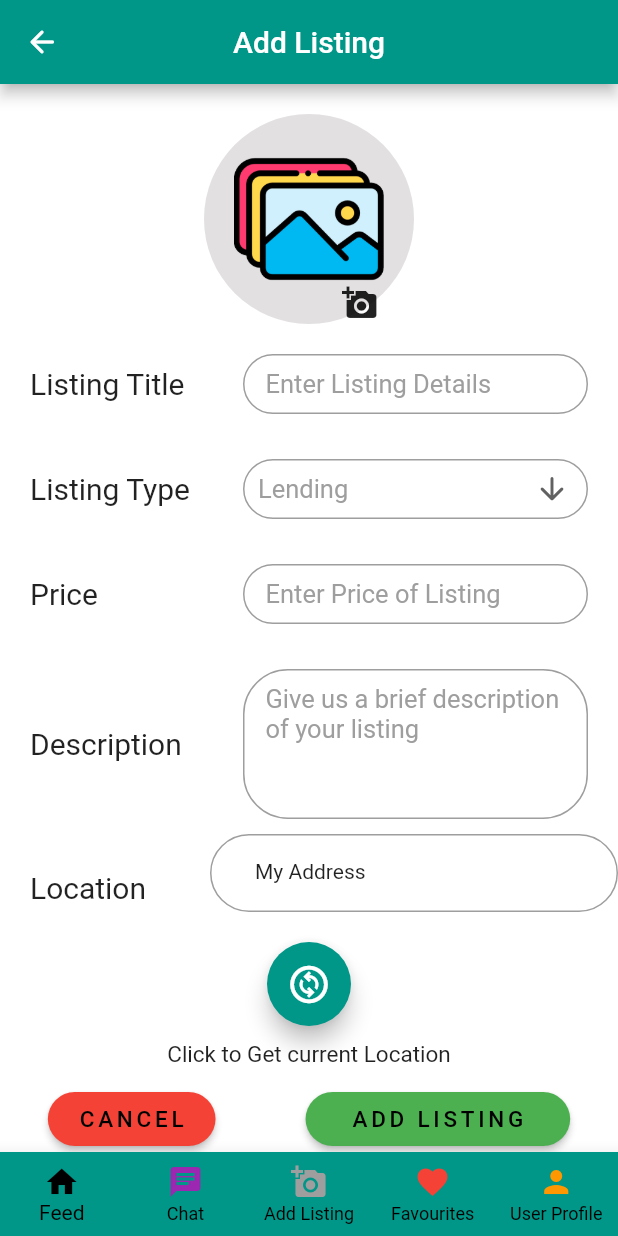
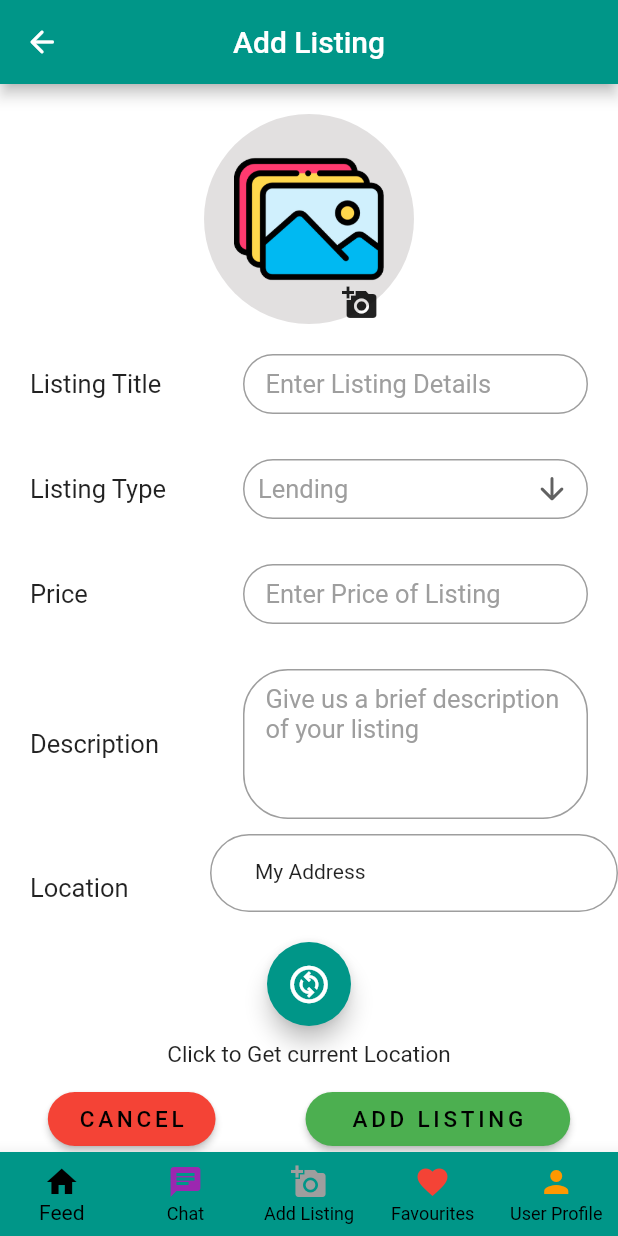
Before and after one commit to summerthia02/JustShareLah, a Flutter app: the AddListingPage screen opened by its route, on a phone screen of 412 x 824 dp. Run offline on Flutter 3.47's test engine with Material 2 defaults, Android fonts, the phone set to English and light mode, and no system bars; our stand-ins replace cloud_firestore, email_validator, faker, firebase_auth, firebase_core, firebase_storage and 14 more; missing offline and left inert: dart:ffi; accounts and stored records are empty; network calls fail.

Commit message:
addlistings pagefor ios

```diff
--- a/lib/pages/addListing.dart
+++ b/lib/pages/addListing.dart
@@ -411,7 +411,7 @@ class _AddListingPageState extends State<AddListingPage> {
       padding: EdgeInsets.only(left: 20, top: 20, right: 20),
       child: Text(
         text,
-        style: TextStyle(fontSize: 20),
+        style: TextStyle(fontSize: 17),
       ),
     );
   }
@@ -461,7 +461,10 @@ class _AddListingPageState extends State<AddListingPage> {
             ),
             Row(children: <Widget>[
               buildFormTitle("Listing Title"),
-              const Expanded(child: SizedBox()),
+              const Expanded(
+                  child: SizedBox(
+                width: 5,
+              )),
               buildFormField("Enter Listing Details", _titleController),
             ]),
             const SizedBox(height: 10.0),
@@ -469,20 +472,29 @@ class _AddListingPageState extends State<AddListingPage> {
               crossAxisAlignment: CrossAxisAlignment.center,
               children: <Widget>[
                 buildFormTitle("Listing Type"),
-                const Expanded(child: SizedBox()),
+                const Expanded(
+                    child: SizedBox(
+                  width: 5,
+                )),
                 buildRentOrBorrowDropdown(),
               ],
             ),
             const SizedBox(height: 10.0),
             Row(children: <Widget>[
               buildFormTitle("Price"),
-              const Expanded(child: SizedBox()),
+              const Expanded(
+                  child: SizedBox(
+                width: 5,
+              )),
               buildFormField("Enter Price of Listing ", _priceController),
             ]),
             const SizedBox(height: 10.0),
             Row(children: <Widget>[
               buildFormTitle("Description "),
-              const Expanded(child: SizedBox()),
+              const Expanded(
+                  child: SizedBox(
+                width: 5,
+              )),
               buildFormField("Give us a brief description of your listing",
                   _descriptionController,
                   height: 100, numLines: 5),
```
